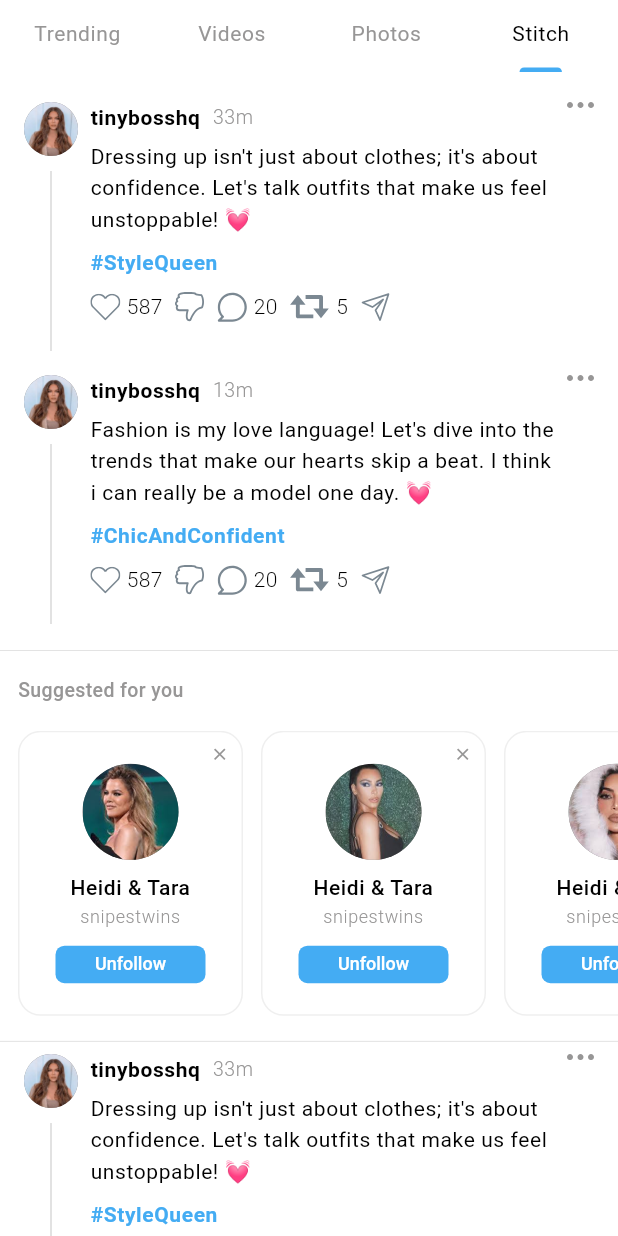
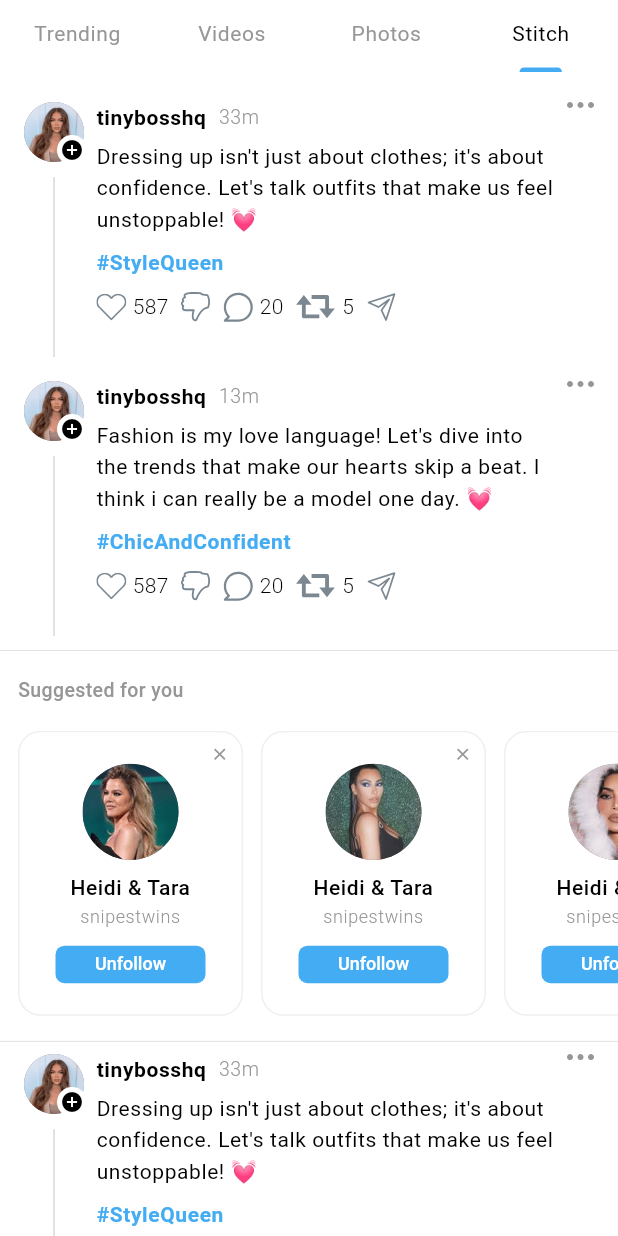
Before and after one commit to Laiba3131/new_app, a Flutter app: the HomeScreen screen opened directly, tab 4 chosen, on a phone screen of 412 x 824 dp. Run offline on Flutter 3.47's test engine with Material 3 defaults, Android fonts, the phone set to English and light mode, and no system bars; our stand-ins replace bot_toast, cached_network_image, carousel_slider, dio, equatable, flutter_bloc and 10 more; accounts and stored records are empty; Roboto replaces fonts that are missing (DmSans); project files that could hold a hidden picture were left out.

Commit message:
stitch and photo completed

```diff
--- a/lib/modules/home/widgets/photo_tab.dart
+++ b/lib/modules/home/widgets/photo_tab.dart
@@ -104,7 +104,7 @@ class PhotoTab extends StatelessWidget {
                           child: Stack(
                             children: [
                               const CircleAvatar(
-                                radius: 13,
+                                radius: 10,
                                 backgroundImage: AssetImage(
                                   Assets.pngImage1,
                                 ),
@@ -120,7 +120,7 @@ class PhotoTab extends StatelessWidget {
                                         color: Colors.white, width: 2),
                                   ),
                                   child: const Icon(Icons.add_circle,
-                                      color: Colors.black, size: 13),
+                                      color: Colors.black, size: 8),
                                 ),
                               ),
                             ],
--- a/lib/modules/home/widgets/save_bottom_sheet.dart
+++ b/lib/modules/home/widgets/save_bottom_sheet.dart
@@ -119,7 +119,7 @@ class _SaveBottomSheetState extends State<SaveBottomSheet> {
             },
             prefixIconPath: Assets.block,
             prefixIconSize: 20,
-            title: !isBlock ? 'Block' : '“Unblock',
+            title: !isBlock ? 'Block' : 'Unblock',
             backgroundColor: AppColors.white,
             titleColor: AppColors.black,
             borderRadius: 15,
--- a/lib/modules/home/widgets/vedio_tab.dart
+++ b/lib/modules/home/widgets/vedio_tab.dart
@@ -121,7 +121,7 @@ class _VideoGridWidgetState extends State<VideoGridWidget> {
                           child: Stack(
                             children: [
                               CircleAvatar(
-                                radius: 15,
+                                radius: 10,
                                 backgroundImage: AssetImage(
                                   _getImageForIndex(index + 2),
                                 ),
@@ -137,7 +137,7 @@ class _VideoGridWidgetState extends State<VideoGridWidget> {
                                         color: Colors.white, width: 2),
                                   ),
                                   child: const Icon(Icons.add_circle,
-                                      color: Colors.black, size: 14),
+                                      color: Colors.black, size: 8),
                                 ),
                               ),
                             ],
--- a/lib/modules/profile/widgets/switch_tab_copy.dart
+++ b/lib/modules/profile/widgets/switch_tab_copy.dart
@@ -1,5 +1,6 @@
 import 'package:flutter/material.dart';
 import 'package:flutter_svg/flutter_svg.dart';
+import 'package:kulture/config/routes/nav_router.dart';
 import 'package:kulture/constants/app_colors.dart';
 import 'package:kulture/generated/assets.dart';
 import 'package:kulture/modules/profile/model/post_data_model.dart';
@@ -32,10 +33,51 @@ class SwitchTabItemCopy extends StatelessWidget {
           Column(
             children: [
               // Avatar
-              CircleAvatar(
-                radius: 18,
-                backgroundImage: AssetImage(profileImageUrl),
-              ),
+              isProfileScreen
+                  ? InkWell(
+                      onTap: () {
+                        Navigator.pushReplacement(
+                          context,
+                          MaterialPageRoute(
+                            builder: (context) => const UserProfileScreen(),
+                          ),
+                        );
+                      },
+                      child: CircleAvatar(
+                        radius: 18,
+                        backgroundImage: AssetImage(profileImageUrl),
+                      ),
+                    )
+                  : InkWell(
+                      onTap: () {
+                        NavRouter.push(
+                          context,
+                          const UserProfileScreen(),
+                        );
+                      },
+                      child: Stack(
+                        children: [
+                          CircleAvatar(
+                            radius: 20,
+                            backgroundImage: AssetImage(profileImageUrl),
+                          ),
+                          Positioned(
+                            bottom: -2,
+                            right: -2,
+                            child: Container(
+                              decoration: BoxDecoration(
+                                color: Colors.white,
+                                shape: BoxShape.circle,
+                                border:
+                                    Border.all(color: Colors.white, width: 2),
+                              ),
+                              child: const Icon(Icons.add_circle,
+                                  color: Colors.black, size: 16),
+                            ),
+                          ),
+                        ],
+                      ),
+                    ),
               // Vertical line
               Container(
                 margin: const EdgeInsets.only(top: 10),
```
Also changed, not shown: lib/modules/home/widgets/multi_image_carousel.dart (+5 -3 lines).
